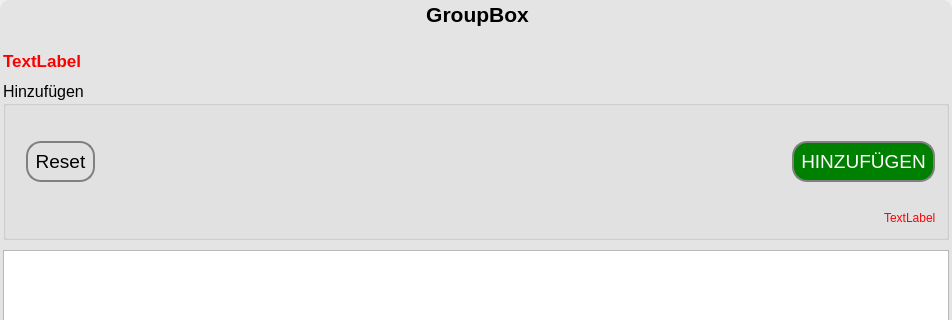
This is fim/gui/form/array_field.ui in b-lack/qgis-fim-plugin as Qt 5 draws it before an edit; both pictures show x 0 to 952 and y 0 to 320 of the 952 by 825 pixel window. The edited form follows.
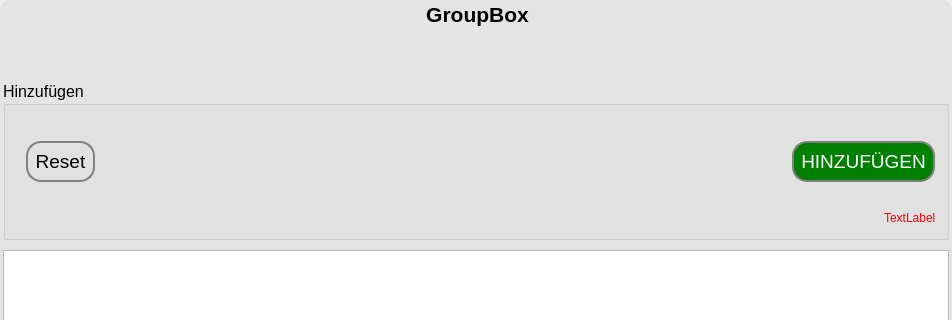
This is the edited form. Custom widgets are drawn as their Qt base class.

Diff of the .ui file:
```diff
--- a/fim/gui/form/array_field.ui
+++ b/fim/gui/form/array_field.ui
@@ -94,7 +94,7 @@
              <string notr="true">color:red;</string>
             </property>
             <property name="text">
-             <string>TextLabel</string>
+             <string/>
             </property>
            </widget>
           </item>
```
Left out of the diff: 2 changed lines with no effect on the pictures.
